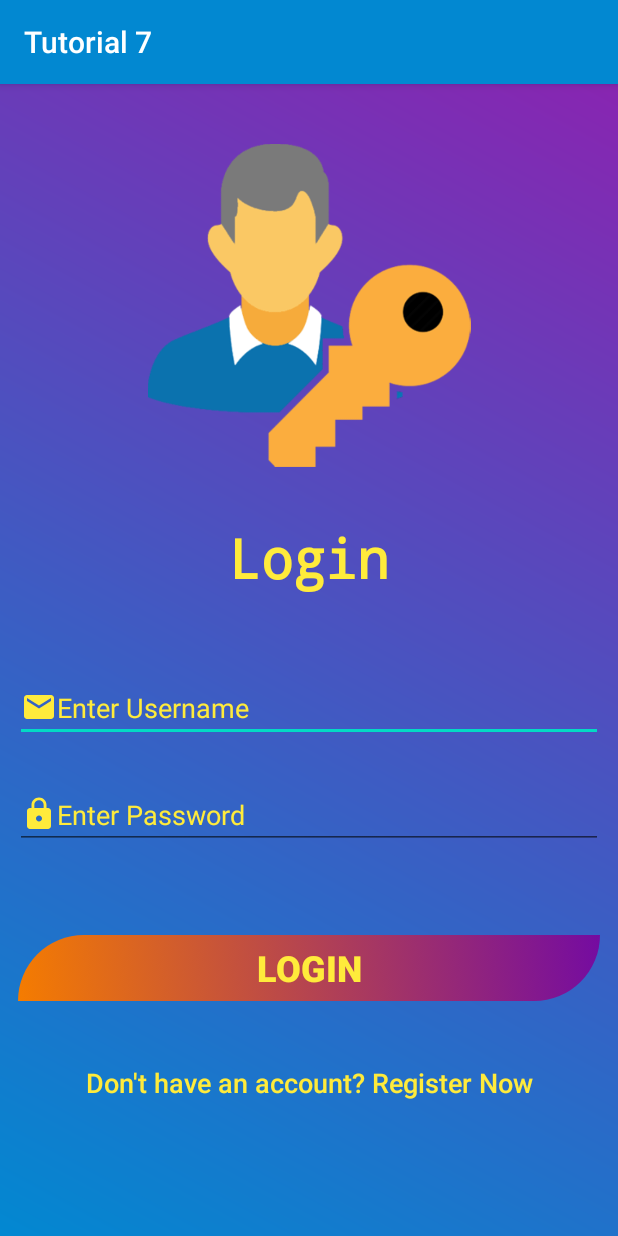
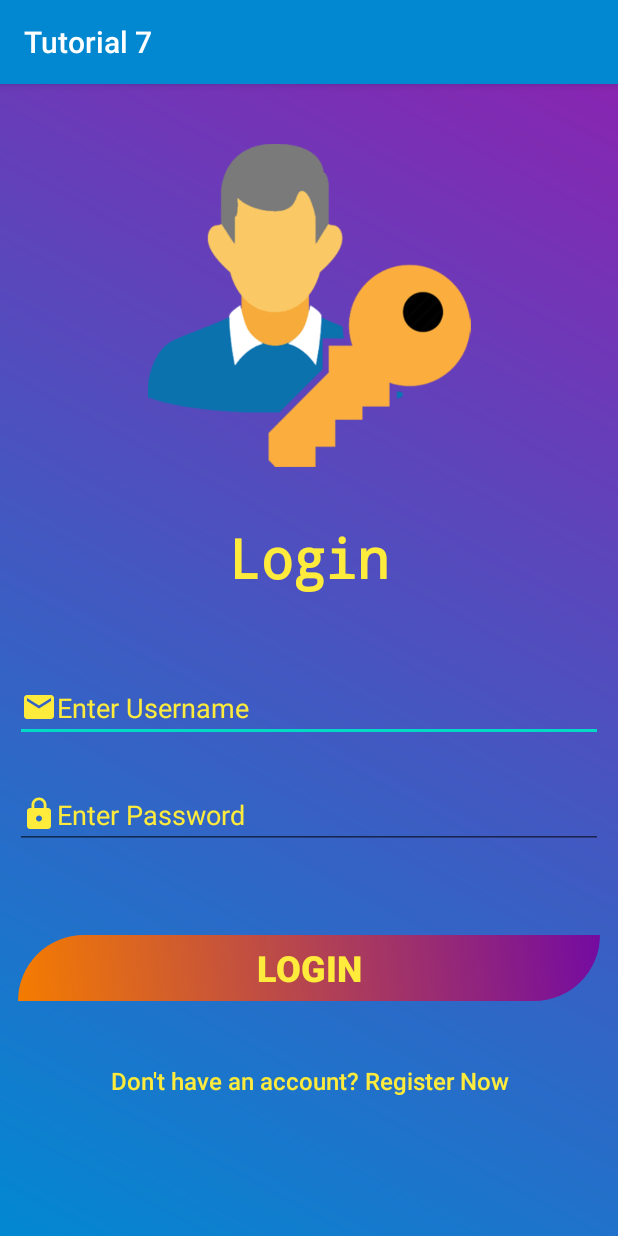
Before and after one commit to TheChiragRathod/Android_Tutorial_7, an Android app: the screen it shows after launch (login), on a phone screen of 412 x 824 dp. Run offline under Robolectric (Android 15) with nearby library versions, the phone set to English and light mode, and no system bars.

Commit message:
Re-Added lblRegister label in login.xml

```diff
--- a/app/src/main/res/layout/login.xml
+++ b/app/src/main/res/layout/login.xml
@@ -100,14 +100,15 @@
                 android:textStyle="bold" />
 
             <TextView
-                android:id="@+id/textView"
+                android:id="@+id/textView2"
                 android:layout_width="match_parent"
                 android:layout_height="wrap_content"
+                android:layout_marginBottom="30dp"
                 android:fontFamily="sans-serif-medium"
                 android:gravity="center_horizontal"
                 android:text="@string/lblRegister"
                 android:textColor="@color/colorText"
-                android:textSize="18sp" />
+                android:textSize="16sp" />
 
 
         </LinearLayout>
--- a/app/src/main/res/values/strings.xml
+++ b/app/src/main/res/values/strings.xml
@@ -3,6 +3,8 @@
     <string name="loginScreen">Login</string>
     <string name="UsernameHint">Enter Username</string>
     <string name="PasswordHint">Enter Password</string>
-    <string name="lblRegister">Don't have an account? Register Now</string>
+
+    <string name="lblRegister">Don\'t have an account? Register Now</string>
+
 
 </resources>
```
